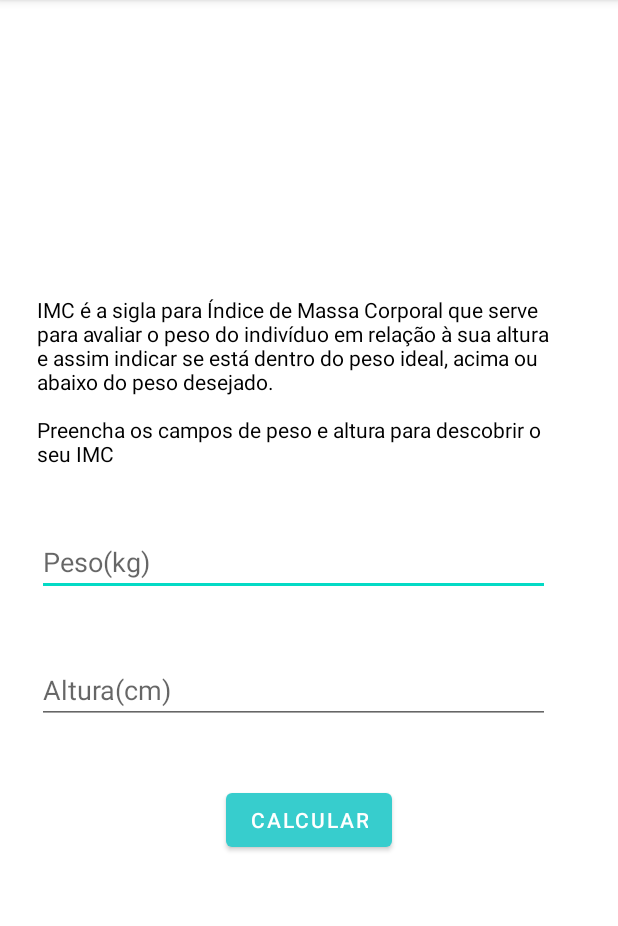
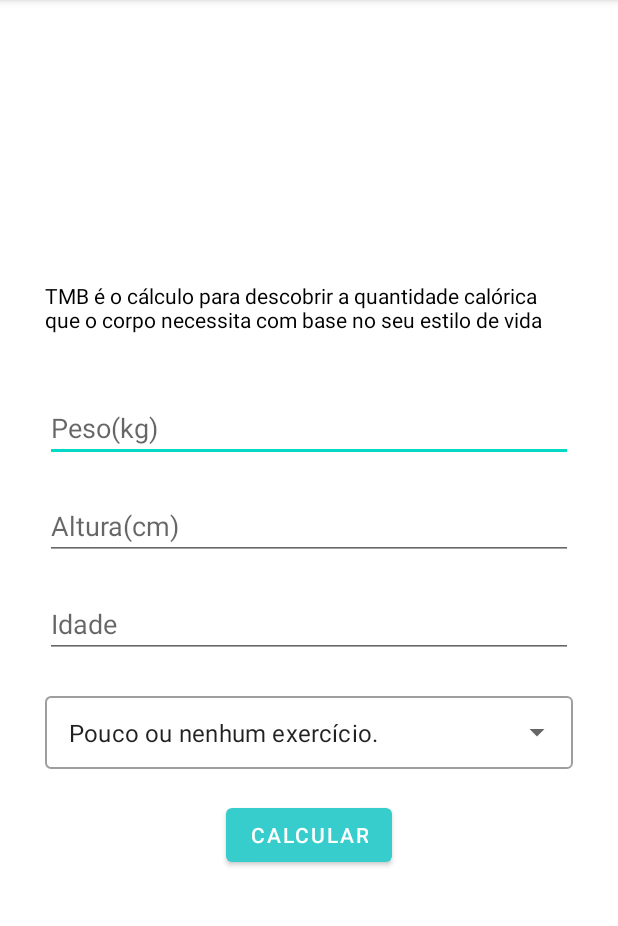
Before and after one commit to DevMarcosRJ/readme-vidasaudavel-app, an Android app: the screen it shows after launch (ImcActivity before the commit, TmbActivity after it), after a tap on "TMB", on a phone screen of 412 x 824 dp, the part 84-1010 px from its top. Run offline under Robolectric (Android 15) with nearby library versions, the phone set to English and light mode, and no system bars; our stand-ins replace Room's generated code.

```diff
--- a/app/src/main/AndroidManifest.xml
+++ b/app/src/main/AndroidManifest.xml
@@ -10,7 +10,10 @@
         android:roundIcon="@mipmap/ic_launcher_round"
         android:supportsRtl="true"
         android:theme="@style/Theme.VidaSaudavel">
-        <activity android:name=".ListCalcActivity" android:parentActivityName=".MainActivity"></activity>
+        <activity android:name=".TmbActivity"></activity>
+        <activity
+            android:name=".ListCalcActivity"
+            android:parentActivityName=".MainActivity" />
         <activity android:name=".ImcActivity" />
         <activity
             android:name=".MainActivity"
--- a/app/src/main/java/com/marcosmendes/vidasaudavel/MainActivity.kt
+++ b/app/src/main/java/com/marcosmendes/vidasaudavel/MainActivity.kt
@@ -51,7 +51,7 @@ class MainActivity : AppCompatActivity() {
                 1 -> { val intent = Intent(this@MainActivity, ImcActivity::class.java)
                         startActivity(intent)}
 
-                2 -> { val intent = Intent(this@MainActivity, ImcActivity::class.java)
+                2 -> { val intent = Intent(this@MainActivity, TmbActivity::class.java)
                 startActivity(intent)}
             }
         }
--- /dev/null
+++ b/app/src/main/res/layout/activity_tmb.xml
@@ -0,0 +1,61 @@
+<?xml version="1.0" encoding="utf-8"?>
+<ScrollView xmlns:android="http://schemas.android.com/apk/res/android"
+    xmlns:app="http://schemas.android.com/apk/res-auto"
+    xmlns:tools="http://schemas.android.com/tools"
+    android:layout_width="match_parent"
+    android:layout_height="match_parent">
+
+    <LinearLayout
+        android:layout_width="match_parent"
+        android:layout_height="wrap_content"
+        android:orientation="vertical"
+        android:layout_gravity="center"
+        tools:context=".ImcActivity">
+
+        <TextView
+            style="@style/TextViewForm"
+            android:text="@string/tmb_desc"
+            android:textColor="@color/black"/>
+
+
+        <EditText
+            android:id="@+id/edit_tmb_weight"
+            android:hint="@string/weight"
+            style="@style/EditTextForm"
+            />
+
+        <EditText
+            android:id="@+id/edit_tmb_height"
+            android:hint="@string/height"
+            style="@style/EditTextForm"
+            />
+
+        <EditText
+            android:id="@+id/edit_tmb_age"
+            style="@style/EditTextForm"
+            android:hint="@string/age"
+            android:maxLength="2"
+            />
+
+        <com.google.android.material.textfield.TextInputLayout
+            style="@style/AutoTextViewForm"
+            android:layout_width="match_parent"
+            android:layout_height="wrap_content">
+
+            <AutoCompleteTextView
+                android:id="@+id/auto_lifestyle"
+                android:layout_width="match_parent"
+                android:layout_height="wrap_content"
+                android:inputType="none"
+                />
+
+        </com.google.android.material.textfield.TextInputLayout>
+
+
+        <Button
+            android:text="@string/calculate"
+            android:id="@+id/btn_tmb_send"
+            style="@style/ButtonForm" />
+    </LinearLayout>
+
+</ScrollView>
--- /dev/null
+++ b/app/src/main/res/values/arrays.xml
@@ -0,0 +1,10 @@
+<?xml version="1.0" encoding="utf-8"?>
+<resources>
+    <string-array name="tmb_lifestyle">
+        <item>Pouco ou nenhum exercício.</item>
+        <item>Exercício leve: 1 a 3 dias por semana.</item>
+        <item>Exercício moderador: 3 a 5 dias por semana.</item>
+        <item>Exercício pesado: 6 a 7 dias por semana.</item>
+        <item>Exercício pesado: Diariamente e até 2x por dia.</item>
+    </string-array>
+</resources>
--- a/app/src/main/res/values/strings.xml
+++ b/app/src/main/res/values/strings.xml
@@ -22,4 +22,10 @@
     <string name="saved">Registro salvo com sucesso</string>
     <string name="list_response"> resultado: %1$.2f, data: %2$s</string>
     <string name="search">Buscar</string>
+    <string name="tmb_desc">TMB é o cálculo para descobrir a quantidade calórica que o corpo necessita com base no seu estilo de vida</string>
+    <string name="age">Idade</string>
+    <string name="tmb_response">Tmb: %1$.2f </string>
+    <string name="delete_message">Você realmente quer excluir o registro?</string>
+    <string name="cancel">Cancelar</string>
+    <string name="menu_title">Buscar</string>
 </resources>
--- a/app/src/main/res/values/styles.xml
+++ b/app/src/main/res/values/styles.xml
@@ -6,10 +6,15 @@
         <item name="android:layout_height"> wrap_content </item>
         <item name="android:layout_marginBottom"> 40dp </item>
         <item name="android:layout_marginStart"> 30dp </item>
-        <item name="android:layout_marginEnd"> 40dp </item>
+        <item name="android:layout_marginEnd"> 30dp </item>
     </style>
 
-    <style name="EditTextForm" parent="TextViewForm">
+    <style name="EditTextForm">
+        <item name="android:layout_width"> match_parent </item>
+        <item name="android:layout_height"> wrap_content </item>
+        <item name="android:layout_marginBottom"> 20dp </item>
+        <item name="android:layout_marginStart"> 30dp </item>
+        <item name="android:layout_marginEnd"> 30dp </item>
         <item name="android:maxLength">3</item>
         <item name="android:inputType">number</item>
     </style>
@@ -17,7 +22,13 @@
     <style name="ButtonForm">
         <item name="android:layout_width">wrap_content</item>
         <item name="android:layout_height">wrap_content</item>
+        <item name="android:layout_gravity">center</item>
         <item name="backgroundTint">@color/colorLightBlue</item>
     </style>
 
+    <style name="AutoTextViewForm" parent="@style/Widget.MaterialComponents.TextInputLayout.OutlinedBox.Dense.ExposedDropdownMenu">
+        <item name="android:layout_marginStart"> 30dp </item>
+        <item name="android:layout_marginEnd"> 30dp </item>
+        <item name="android:layout_marginBottom"> 20dp </item>
+    </style>
 </resources>
```
Also changed, not shown: app/src/main/java/com/marcosmendes/vidasaudavel/TmbActivity.kt (added, +110 -0 lines).
